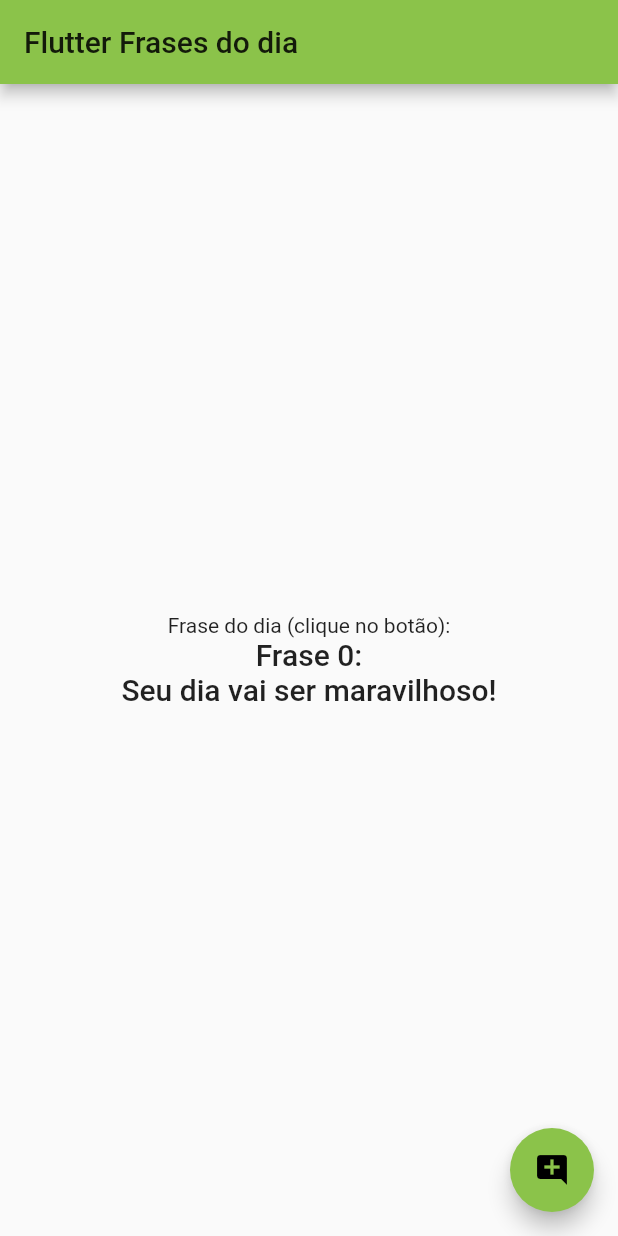
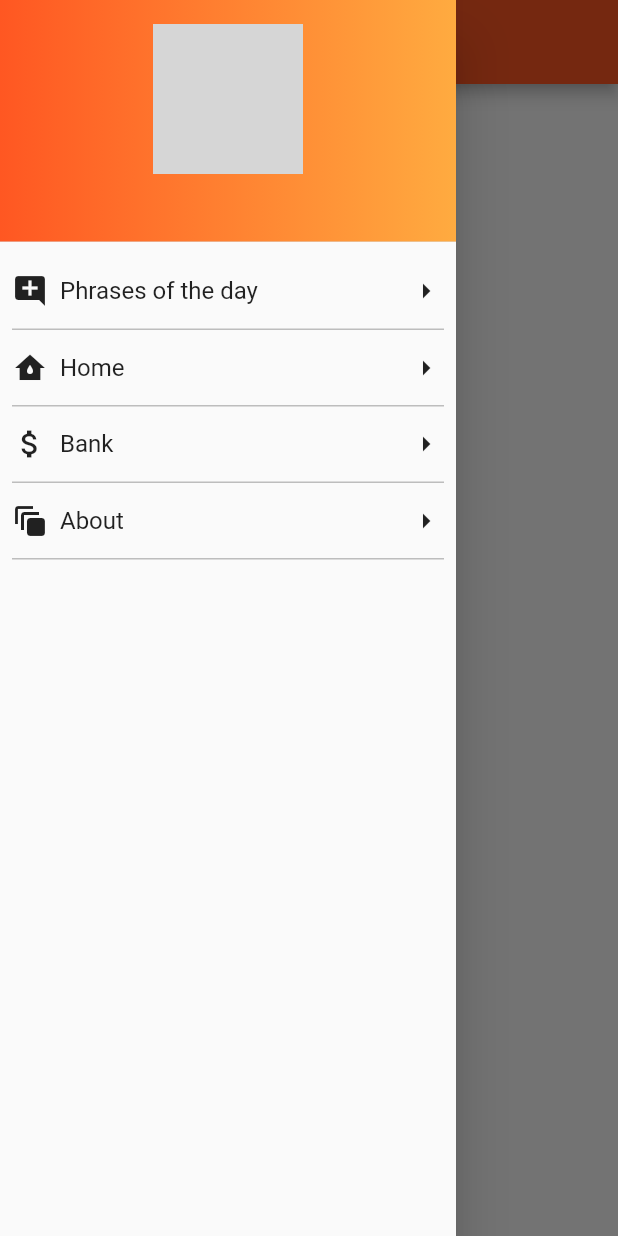
Before and after one commit to MarlenaMartins1533/primeiro_projeto_flutter, a Flutter app: the screen it shows after launch, with the side drawer open (before the commit the screen has no drawer), on a phone screen of 412 x 824 dp. Run offline on Flutter 3.47's test engine with Material 2 defaults, Android fonts, the phone set to English and light mode, and no system bars; grey boxes are pictures that could not be loaded.

```diff
--- a/lib/main.dart
+++ b/lib/main.dart
@@ -3,79 +3,179 @@ import 'dart:math';
 
 
 void main() {
-  runApp(MyApp());
+  runApp(MaterialApp(
+    title: 'Flutter Demo',
+    home: HomeScreen(),
+  ));
 }
 
-class MyApp extends StatelessWidget {
+@override
+class HomeScreen extends StatelessWidget {
 
   @override
   Widget build(BuildContext context) {
-    return MaterialApp(
-      title: 'Flutter Demo',
-      theme: ThemeData(
-        primarySwatch: Colors.lightGreen,
-        visualDensity: VisualDensity.adaptivePlatformDensity,
+    return Scaffold(
+      appBar: AppBar (
+        title: Text('Flutter Demostração'),
+        backgroundColor: Colors.deepOrange,
       ),
-      home: MyHomePage(title: 'Flutter Frases do dia'),
+      drawer: Drawer(
+        child: ListView(
+          children: <Widget>[
+            DrawerHeader(
+              decoration: BoxDecoration(
+                gradient: LinearGradient(colors: <Color>[
+                  Colors.deepOrange,
+                  Colors.orangeAccent
+                ])
+              ),
+                child: Container(
+                  child: Column(
+                    children: <Widget>[
+                      Material(
+                        borderRadius: BorderRadius.all(Radius.circular(50.0)),
+                        child: Image.asset('images/flutter-bird.png',width: 100,height: 100,),
+                      )
+                    ],
+                  ),
+                )),
+            CustomListTile(Icons.add_comment, 'Phrases of the day', ()=>{}),
+            CustomListTile(Icons.water_damage_sharp, 'Home', ()=>{}),
+            CustomListTile(Icons.attach_money, 'Bank', ()=>{}),
+            CustomListTile(Icons.auto_awesome_motion, 'About', ()=>{}),
+          ],
+        ),
+      ),
     );
   }
 }
 
-class MyHomePage extends StatefulWidget {
-  MyHomePage({Key key, this.title}) : super(key: key);
+class CustomListTile extends StatelessWidget {
+  IconData icon;
+  String text;
+  Function onTap;
 
-  final String title;
-
-  @override
-  _MyHomePageState createState() => _MyHomePageState();
-}
-
-class _MyHomePageState extends State<MyHomePage> {
-  int _numeroAleatorio = 0;
-  List _phrases = [
-    'Seu dia vai ser maravilhoso!',
-    'Seu dia hoje é de sorte pura!',
-    'O importante não é vencer todos os dias, mas lutar e aprender sempre.',
-    'A maior recompensa pelo trabalho não é o que a pessoa ganha, é o que ela se torna através dele',
-    'Não encontre defeitos, encontre soluções',
-    'Perder para a razão, sempre é ganhar.'
-  ];
-
-  void _incrementCounter() {
-    setState(() {
-      _numeroAleatorio = new Random().nextInt(6);
-    });
-  }
+  CustomListTile(this.icon, this.text, this.onTap);
 
   @override
   Widget build(BuildContext context) {
-
-    return Scaffold(
-      appBar: AppBar( title: Text(widget.title),),
-
-      body: Center(
-
-        child: Column(
-          mainAxisAlignment: MainAxisAlignment.center,
-          children: <Widget>[
-            Text('Frase do dia (clique no botão):',),
-
-            Text(
-              'Frase $_numeroAleatorio:',
-              style: Theme.of(context).textTheme.headline6,
+    // TODO: implement build
+    return Padding(
+      padding: const EdgeInsets.fromLTRB(8.0, 0, 8.0, 0),
+      child: Container(
+        decoration: BoxDecoration(
+          border: Border(bottom: BorderSide(color: Colors.grey.shade400)
+          )
+        ),
+        child: InkWell(
+          splashColor: Colors.orangeAccent,
+          onTap: onTap,
+          child: Container(
+            height: 50,
+            child: Row(
+              mainAxisAlignment: MainAxisAlignment.spaceBetween,
+              children: <Widget>[
+                Row(
+                  children: <Widget>[
+                    Icon(icon),
+                    Padding(
+                      padding: const EdgeInsets.all(8.0),
+                      child: Text(text, style: TextStyle(
+                        fontSize: 16.0
+                      ),),
+                    ),
+                    ],
+                ),
+                Icon(Icons.arrow_right)
+                // Icon(Icons.attach_money),
+                // Text('Bank')
+              ],
             ),
-                  Text(
-                  _phrases[_numeroAleatorio] ,
-              style: Theme.of(context).textTheme.headline6,
-            ),
-          ],
+          ),
         ),
       ),
-      floatingActionButton: FloatingActionButton(
-        onPressed: _incrementCounter,
-        tooltip: 'Increment',
-        child: Icon(Icons.add_comment),
-      ), // This trailing comma makes auto-formatting nicer for build methods.
     );
   }
 }
+
+
+
+
+//
+// void main() {
+//   runApp(MyApp());
+// }
+
+// class MyApp extends StatelessWidget {
+//
+//   @override
+//   Widget build(BuildContext context) {
+//     return MaterialApp(
+//       title: 'Flutter Demo',
+//       theme: ThemeData(
+//         primarySwatch: Colors.lightGreen,
+//         visualDensity: VisualDensity.adaptivePlatformDensity,
+//       ),
+//       home: MyHomePage(title: 'Flutter Frases do dia'),
+//     );
+//   }
+// }
+//
+// class MyHomePage extends StatefulWidget {
+//   MyHomePage({Key key, this.title}) : super(key: key);
+//
+//   final String title;
+//
+//   @override
+//   _MyHomePageState createState() => _MyHomePageState();
+// }
+//
+// class _MyHomePageState extends State<MyHomePage> {
+//   int _numeroAleatorio = 0;
+//   List _phrases = [
+//     'Seu dia vai ser maravilhoso!',
+//     'Seu dia hoje é de sorte pura!',
+//     'O importante não é vencer todos os dias, mas lutar e aprender sempre.',
+//     'A maior recompensa pelo trabalho não é o que a pessoa ganha, é o que ela se torna através dele',
+//     'Não encontre defeitos, encontre soluções',
+//     'Perder para a razão, sempre é ganhar.'
+//   ];
+//
+//   void _incrementCounter() {
+//     setState(() {
+//       _numeroAleatorio = new Random().nextInt(6);
+//     });
+//   }
+//
+//   @override
+//   Widget build(BuildContext context) {
+//
+//     return Scaffold(
+//       appBar: AppBar( title: Text(widget.title),),
+//
+//       body: Center(
+//
+//         child: Column(
+//           mainAxisAlignment: MainAxisAlignment.center,
+//           children: <Widget>[
+//             Text('Frase do dia (clique no botão):',),
+//
+//             Text(
+//               'Frase $_numeroAleatorio:',
+//               style: Theme.of(context).textTheme.headline6,
+//             ),
+//                   Text(
+//                   _phrases[_numeroAleatorio] ,
+//               style: Theme.of(context).textTheme.headline6,
+//             ),
+//           ],
+//         ),
+//       ),
+//       floatingActionButton: FloatingActionButton(
+//         onPressed: _incrementCounter,
+//         tooltip: 'Increment',
+//         child: Icon(Icons.add_comment),
+//       ), // This trailing comma makes auto-formatting nicer for build methods.
+//     );
+//   }
+// }
--- a/pubspec.yaml
+++ b/pubspec.yaml
@@ -45,8 +45,8 @@ flutter:
   uses-material-design: true
 
   # To add assets to your application, add an assets section, like this:
-  # assets:
-  #   - images/a_dot_burr.jpeg
+assets:
+  - images/flutter-bird.png
   #   - images/a_dot_ham.jpeg
 
   # An image asset can refer to one or more resolution-specific "variants", see
```
Also changed, not shown: 1 other file.
